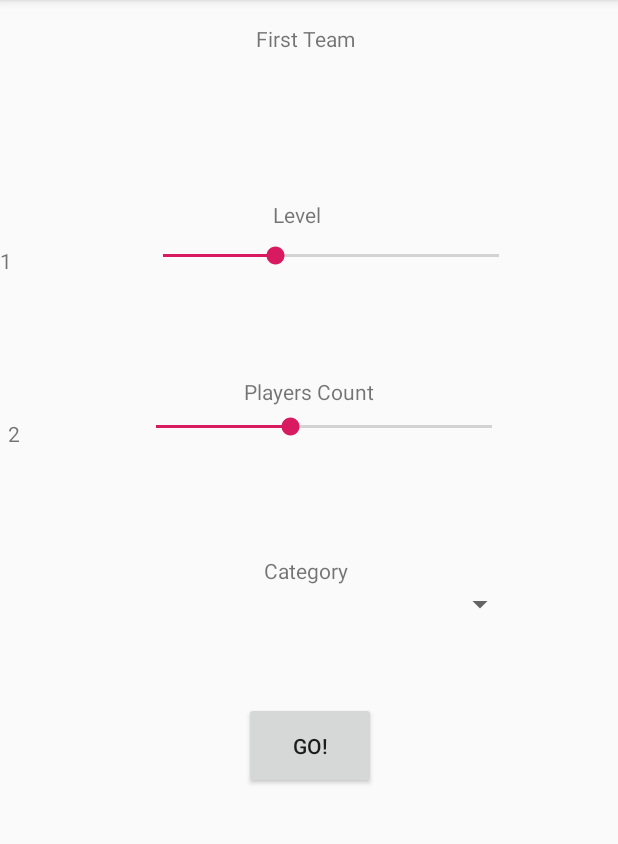
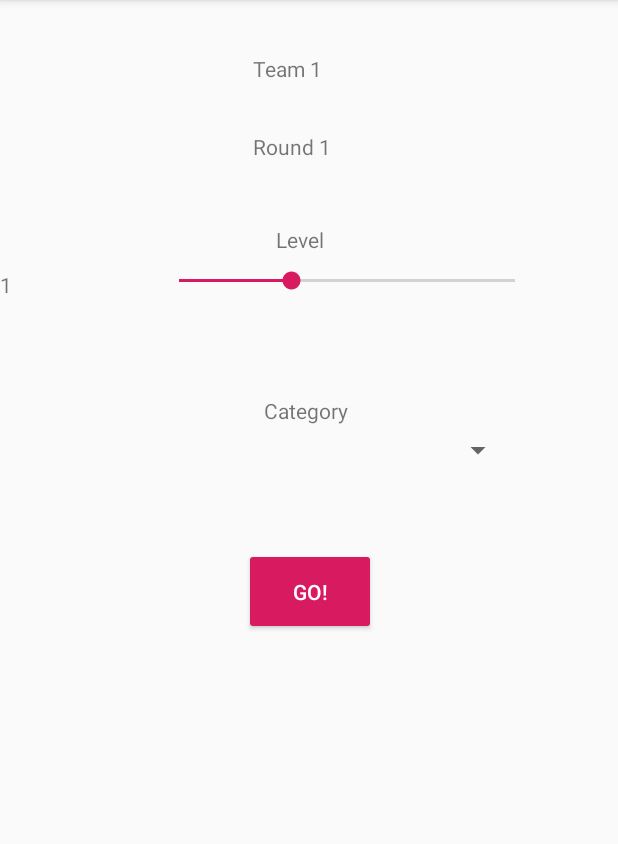
Before and after one commit to paref/Maskhare, an Android app: the WordActivity screen opened directly, with no data from a screen before it, on a phone screen of 412 x 824 dp, the part 84-928 px from its top. Run offline under Robolectric (Android 15) with nearby library versions, the phone set to English and light mode, and no system bars; libraries missing offline, so code that uses them is left out: com.readystatesoftware.sqliteasset; 7 statements that could not run were skipped.

Commit message:
i think final

```diff
--- a/app/src/main/java/com/example/maskhare/PlayingActivity.java
+++ b/app/src/main/java/com/example/maskhare/PlayingActivity.java
@@ -76,6 +76,8 @@ public class PlayingActivity extends AppCompatActivity {
             }
         };
         countDownTimer.start();
+        TextView MainLabel = findViewById(R.id.MainLabel);
+        MainLabel.setText(WordText);
     }
 
     private void Succeed() {
--- a/app/src/main/java/com/example/maskhare/WordActivity.java
+++ b/app/src/main/java/com/example/maskhare/WordActivity.java
@@ -3,6 +3,7 @@ package com.example.maskhare;
 import android.content.Context;
 import android.content.Intent;
 import android.os.Bundle;
+import android.os.CountDownTimer;
 import android.support.annotation.Nullable;
 import android.support.v7.app.AppCompatActivity;
 import android.util.Log;
@@ -15,6 +16,8 @@ import android.widget.Spinner;
 import android.widget.TextView;
 
 import com.example.maskhare.Models.Category;
+
+import org.w3c.dom.Text;
 
 import java.io.IOException;
 import java.io.OutputStreamWriter;
@@ -48,6 +51,7 @@ public class WordActivity extends AppCompatActivity {
         Round = intent.getIntExtra("Round", 0);
         Duration = intent.getIntExtra("Duration", 0);
         Count = intent.getIntExtra("Count", 0);
+        PlayersCount = intent.getIntExtra("PlayersCount", 0);
         int score = intent.getIntExtra("Score", 0);
         if (io) {
             writeToFile("," + score, this);
@@ -79,31 +83,6 @@ public class WordActivity extends AppCompatActivity {
                     }
                 }
                 Level = progress;
-            }
-
-            @Override
-            public void onStartTrackingTouch(SeekBar seekBar) {
-
-            }
-
-            @Override
-            public void onStopTrackingTouch(SeekBar seekBar) {
-
-            }
-        });
-        final TextView PlayersCountTextView = findViewById(R.id.PlayersCountTextView);
-        SeekBar PlayersCountSeekBar = findViewById(R.id.PlayersCountSeekBar);
-        PlayersCountSeekBar.setMax(5);
-        PlayersCountSeekBar.setProgress(2);
-        PlayersCountSeekBar.setOnSeekBarChangeListener(new SeekBar.OnSeekBarChangeListener() {
-            @Override
-            public void onProgressChanged(SeekBar seekBar, int progress, boolean fromUser) {
-                if (seekBar.getProgress() < 2) {
-                    seekBar.setProgress(2);
-                    progress = 2;
-                }
-                PlayersCountTextView.setText(progress);
-                PlayersCount = progress;
             }
 
             @Override
@@ -152,6 +131,10 @@ public class WordActivity extends AppCompatActivity {
 
             }
         });
+        TextView TeamCountLabel = findViewById(R.id.TeamCountLabel);
+        TeamCountLabel.setText("Team " + String.valueOf(Count + 1));
+        TextView RoundCounterLabel = findViewById(R.id.RoundCounterLabel);
+        RoundCounterLabel.setText("Round " + String.valueOf(RoundCounter + 1));
     }
 
     private void Finish() {
--- a/app/src/main/res/layout/activity_word.xml
+++ b/app/src/main/res/layout/activity_word.xml
@@ -7,11 +7,24 @@
     android:layout_height="match_parent">
 
     <TextView
+        android:id="@+id/RoundCounterLabel"
+        android:layout_width="74dp"
+        android:layout_height="22dp"
+        android:layout_marginStart="160dp"
+        android:layout_marginTop="88dp"
+        android:layout_marginEnd="167dp"
+        android:text="First Team"
+        app:layout_constraintEnd_toEndOf="parent"
+        app:layout_constraintHorizontal_bias="0.8"
+        app:layout_constraintStart_toStartOf="parent"
+        app:layout_constraintTop_toTopOf="parent" />
+
+    <TextView
         android:id="@+id/LevelTextView"
         android:layout_width="29dp"
         android:layout_height="18dp"
         android:layout_marginStart="16dp"
-        android:layout_marginTop="164dp"
+        android:layout_marginTop="180dp"
         android:layout_marginEnd="33dp"
         android:text="1"
         app:layout_constraintEnd_toStartOf="@+id/LevelSeekBar"
@@ -23,8 +36,8 @@
         android:id="@+id/LevelSeekBar"
         android:layout_width="256dp"
         android:layout_height="26dp"
-        android:layout_marginStart="30dp"
-        android:layout_marginEnd="80dp"
+        android:layout_marginStart="41dp"
+        android:layout_marginEnd="69dp"
         app:layout_constraintEnd_toEndOf="parent"
         app:layout_constraintStart_toEndOf="@+id/LevelTextView"
         app:layout_constraintTop_toBottomOf="@+id/LevelLabel" />
@@ -33,16 +46,15 @@
         android:id="@+id/LevelLabel"
         android:layout_width="48dp"
         android:layout_height="24dp"
-        android:layout_marginStart="181dp"
-        android:layout_marginTop="94dp"
-        android:layout_marginEnd="182dp"
+        android:layout_marginTop="92dp"
+        android:layout_marginEnd="180dp"
         android:text="Level"
         app:layout_constraintEnd_toEndOf="parent"
-        app:layout_constraintStart_toStartOf="parent"
-        app:layout_constraintTop_toBottomOf="@+id/textView2" />
+        app:layout_constraintTop_toBottomOf="@+id/TeamCountLabel" />
 
     <Button
         android:id="@+id/GoBtn"
+        style="@style/Widget.AppCompat.Button.Colored"
         android:layout_width="wrap_content"
         android:layout_height="58dp"
         android:layout_marginStart="162dp"
@@ -59,72 +71,40 @@
         android:layout_width="256dp"
         android:layout_height="26dp"
         android:layout_marginStart="75dp"
+        android:layout_marginTop="4dp"
         android:layout_marginEnd="68dp"
         android:textAlignment="center"
         app:layout_constraintEnd_toEndOf="parent"
-        app:layout_constraintHorizontal_bias="1.0"
+        app:layout_constraintHorizontal_bias="0.916"
         app:layout_constraintStart_toStartOf="parent"
         app:layout_constraintTop_toBottomOf="@+id/CategoryLabel" />
-
-    <SeekBar
-        android:id="@+id/PlayersCountSeekBar"
-        android:layout_width="256dp"
-        android:layout_height="26dp"
-        android:layout_marginStart="87dp"
-        android:layout_marginTop="88dp"
-        android:layout_marginEnd="68dp"
-        app:layout_constraintEnd_toEndOf="parent"
-        app:layout_constraintStart_toStartOf="parent"
-        app:layout_constraintTop_toBottomOf="@+id/LevelSeekBar" />
 
     <TextView
         android:id="@+id/CategoryLabel"
         android:layout_width="wrap_content"
         android:layout_height="wrap_content"
         android:layout_marginStart="176dp"
-        android:layout_marginTop="73dp"
+        android:layout_marginTop="90dp"
         android:layout_marginEnd="177dp"
         android:text="Category"
         app:layout_constraintEnd_toEndOf="parent"
         app:layout_constraintHorizontal_bias="0.0"
         app:layout_constraintStart_toStartOf="parent"
-        app:layout_constraintTop_toBottomOf="@+id/PlayersCountSeekBar"
+        app:layout_constraintTop_toTopOf="@+id/LevelSeekBar"
         tools:text="Category" />
 
     <TextView
-        android:id="@+id/textView2"
+        android:id="@+id/TeamCountLabel"
         android:layout_width="74dp"
-        android:layout_height="23dp"
+        android:layout_height="22dp"
         android:layout_marginStart="160dp"
-        android:layout_marginTop="16dp"
+        android:layout_marginTop="36dp"
         android:layout_marginEnd="167dp"
         android:text="First Team"
         app:layout_constraintEnd_toEndOf="parent"
-        app:layout_constraintHorizontal_bias="1.0"
+        app:layout_constraintHorizontal_bias="0.8"
         app:layout_constraintStart_toStartOf="parent"
         app:layout_constraintTop_toTopOf="parent" />
 
-    <TextView
-        android:id="@+id/PlayersCountLabel"
-        android:layout_width="wrap_content"
-        android:layout_height="wrap_content"
-        android:layout_marginStart="176dp"
-        android:layout_marginTop="68dp"
-        android:layout_marginEnd="176dp"
-        android:text="Players Count"
-        app:layout_constraintEnd_toEndOf="parent"
-        app:layout_constraintStart_toStartOf="parent"
-        app:layout_constraintTop_toBottomOf="@+id/LevelSeekBar" />
-
-    <TextView
-        android:id="@+id/PlayersCountTextView"
-        android:layout_width="29dp"
-        android:layout_height="18dp"
-        android:layout_marginTop="115dp"
-        android:layout_marginEnd="53dp"
-        android:text="2"
-        app:layout_constraintEnd_toStartOf="@+id/PlayersCountSeekBar"
-        app:layout_constraintTop_toTopOf="@+id/LevelTextView" />
-
 
 </android.support.constraint.ConstraintLayout>
```
Also changed, not shown: app/src/main/java/com/example/maskhare/ConfigureActivity.java (+27 -0 lines), app/src/main/res/layout/activity_configure.xml (+37 -1 lines), app/src/main/res/layout/activity_playing.xml (+18 -3 lines).
